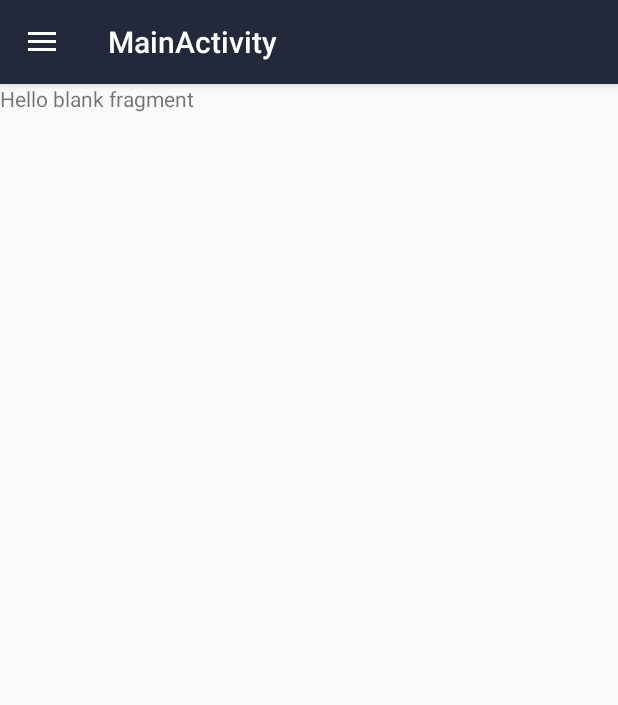
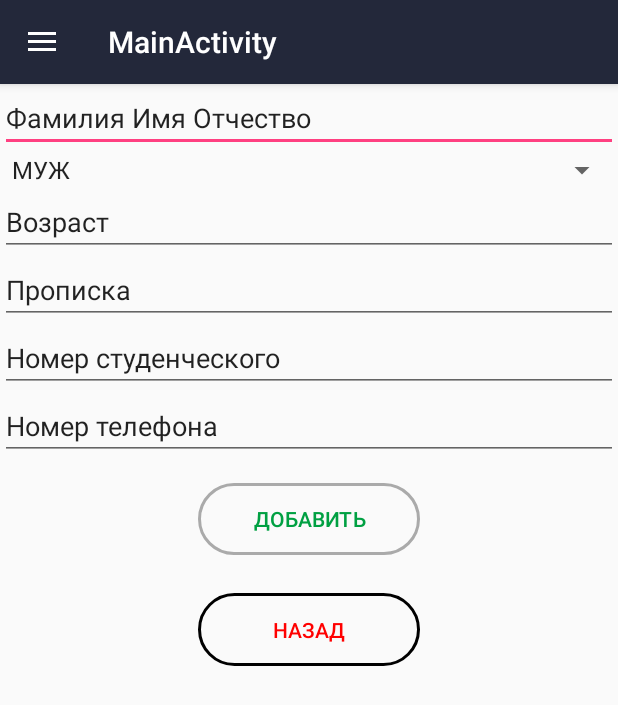
Before and after one commit to Rishat7c/TeacherJournal, an Android app: the fragment frag_add_student placed in its activity, after a tap on "ДОБАВИТЬ", on a phone screen of 412 x 824 dp. Shown: the top 705 px of the screen. Run offline under Robolectric (Android 15) with nearby library versions, the phone set to English and light mode, and no system bars; 2 other taps on this screen came first.

Commit message:
functional in frag_add_student, fix layout frag_add_student.xml and add new column DBHelper table Student

```diff
--- a/app/src/main/java/tj/teacherjournal/DBHelper.java
+++ b/app/src/main/java/tj/teacherjournal/DBHelper.java
@@ -39,6 +39,7 @@ public class DBHelper extends SQLiteOpenHelper {
     public static final String STUD_GROUP = "groupid"; // TODO: Привязка с таблицой из аккаунтов
     public static final String STUD_REGISTRATION = "registration"; // Прописка
     public static final String STUD_NUMBER = "studnumber"; // Номер студенческого билета
+    public static final String STUD_PHONE = "phone"; // Номер студенческого билета
 
     /**
      *  Таблица с предметами
@@ -60,7 +61,7 @@ public class DBHelper extends SQLiteOpenHelper {
 
         db.execSQL("create table " + TABLE_STUDENT + "(" + STUD_ID + " integer primary key," + STUD_NAME + " text," +
                 STUD_GENDER + " text," + STUD_AGE + " text," + STUD_GROUP + " text," +
-                STUD_REGISTRATION + " text," + STUD_NUMBER + " text" + ")");
+                STUD_REGISTRATION + " text," + STUD_NUMBER + " text," + STUD_PHONE + " text" + ")");
 
         db.execSQL("create table " + TABLE_SUBJECT + "(" + SUBJECT_ID + " integer primary key," + SUBJECT_NAME + " text," + SUBJECT_TEACHER + " text" +")");
 
@@ -109,6 +110,7 @@ public class DBHelper extends SQLiteOpenHelper {
         values.put(DBHelper.STUD_GROUP, student.getGroupid());
         values.put(DBHelper.STUD_REGISTRATION, student.getRegistration());
         values.put(DBHelper.STUD_NUMBER, student.getStudnumber());
+        values.put(DBHelper.STUD_PHONE, student.getStudnumber());
 
         // Добавление в БД
         db.insert(TABLE_STUDENT, null, values);
@@ -202,7 +204,8 @@ public class DBHelper extends SQLiteOpenHelper {
                 STUD_AGE,
                 STUD_GROUP,
                 STUD_REGISTRATION,
-                STUD_NUMBER
+                STUD_NUMBER,
+                STUD_PHONE
         };
         // сортировка
         String sortOrder =
@@ -237,6 +240,7 @@ public class DBHelper extends SQLiteOpenHelper {
                 student.setGroupid(cursor.getString(cursor.getColumnIndex(STUD_GROUP)));
                 student.setRegistration(cursor.getString(cursor.getColumnIndex(STUD_REGISTRATION)));
                 student.setStudnumber(cursor.getString(cursor.getColumnIndex(STUD_NUMBER)));
+                student.setPhone(cursor.getString(cursor.getColumnIndex(STUD_PHONE)));
                 // Добавление записи пользователя в список
                 studentList.add(student);
             } while (cursor.moveToNext());
--- a/app/src/main/java/tj/teacherjournal/Student.java
+++ b/app/src/main/java/tj/teacherjournal/Student.java
@@ -13,6 +13,7 @@ public class Student {
     private String groupid; // Надо бы сделать здесь конструкцию привязки из User -> groupid
     private String registration;
     private String studnumber;
+    private String phone;
 
     public int getId() {
         return id;
@@ -71,4 +72,12 @@ public class Student {
         this.studnumber = studnumber;
     }
 
+    public String getPhone() {
+        return phone;
+    }
+
+    public void setPhone(String phone) {
+        this.phone = phone;
+    }
+
 }
--- a/app/src/main/java/tj/teacherjournal/fragments/frag_add_student.java
+++ b/app/src/main/java/tj/teacherjournal/fragments/frag_add_student.java
@@ -1,14 +1,24 @@
 package tj.teacherjournal.fragments;
 
+import android.app.FragmentTransaction;
 import android.content.Context;
+import android.content.Intent;
 import android.net.Uri;
 import android.os.Bundle;
 import android.app.Fragment;
 import android.view.LayoutInflater;
 import android.view.View;
 import android.view.ViewGroup;
+import android.widget.Button;
+import android.widget.EditText;
+import android.widget.Spinner;
+import android.widget.Toast;
 
+import tj.teacherjournal.AuthActivity;
+import tj.teacherjournal.DBHelper;
 import tj.teacherjournal.R;
+import tj.teacherjournal.RegActivity;
+import tj.teacherjournal.Student;
 
 /**
  * A simple {@link Fragment} subclass.
@@ -18,7 +28,7 @@ import tj.teacherjournal.R;
  * Use the {@link frag_add_student#newInstance} factory method to
  * create an instance of this fragment.
  */
-public class frag_add_student extends Fragment {
+public class frag_add_student extends Fragment implements View.OnClickListener {
     // TODO: Rename parameter arguments, choose names that match
     // the fragment initialization parameters, e.g. ARG_ITEM_NUMBER
     private static final String ARG_PARAM1 = "param1";
@@ -29,6 +39,14 @@ public class frag_add_student extends Fragment {
     private String mParam2;
 
     private OnFragmentInteractionListener mListener;
+
+    private EditText Name, Age, Registration, Studnumber, Phone;
+    private Spinner Gander;
+    private Button Add, Back;
+    private DBHelper dbHelper;
+    private Student student;
+
+    FragmentListStud fragmentListStud;
 
     public frag_add_student() {
         // Required empty public constructor
@@ -64,8 +82,28 @@ public class frag_add_student extends Fragment {
     @Override
     public View onCreateView(LayoutInflater inflater, ViewGroup container,
                              Bundle savedInstanceState) {
-        // Inflate the layout for this fragment
-        return inflater.inflate(R.layout.frag_add_student, container, false);
+
+        View v = inflater.inflate(R.layout.frag_add_student, container, false);
+
+        Name = (EditText) v.findViewById(R.id.Name);
+        Gander = (Spinner) v.findViewById(R.id.Gander); // Инициализация пола
+        Age = (EditText) v.findViewById(R.id.Age);
+        Registration = (EditText) v.findViewById(R.id.Registration);
+        Studnumber = (EditText) v.findViewById(R.id.Studnumber);
+        Phone = (EditText) v.findViewById(R.id.Phone);
+
+        Add = (Button) v.findViewById(R.id.Add); // Добавить нового пользователя
+        Add.setOnClickListener(this);
+        Back = (Button) v.findViewById(R.id.Back); // Вернуться к списку студентов
+        Back.setOnClickListener(this);
+
+        fragmentListStud = new FragmentListStud();
+
+        dbHelper = new DBHelper(getActivity());
+
+        student = new Student();
+
+        return v;
     }
 
     // TODO: Rename method, update argument and hook method into UI event
@@ -75,21 +113,64 @@ public class frag_add_student extends Fragment {
         }
     }
 
-//    @Override
-//    public void onAttach(Context context) {
-//        super.onAttach(context);
-//        if (context instanceof OnFragmentInteractionListener) {
-//            mListener = (OnFragmentInteractionListener) context;
-//        } else {
-//            throw new RuntimeException(context.toString()
-//                    + " must implement OnFragmentInteractionListener");
-//        }
-//    }
-
     @Override
     public void onDetach() {
         super.onDetach();
         mListener = null;
+    }
+
+    @Override
+    public void onClick(View view) {
+        switch (view.getId()) {
+            case R.id.Add:
+                PostDataInBd();
+                break;
+            case R.id.Back:
+
+                FragmentTransaction fragmentTransaction = getFragmentManager().beginTransaction();
+                fragmentTransaction.replace(R.id.container, fragmentListStud);
+                fragmentTransaction.addToBackStack(null);
+                fragmentTransaction.commit();
+
+                Toast.makeText(getActivity(), "Хуя ебано мы вернулись нахад!", Toast.LENGTH_SHORT).show();
+                break;
+        }
+    }
+
+    private void PostDataInBd() {
+        String name = Name.getText().toString();
+        String gander = Gander.getSelectedItem().toString();
+        String age = Age.getText().toString();
+        String registration = Registration.getText().toString();
+        String studnumber = Studnumber.getText().toString();
+        String phone = Phone.getText().toString();
+
+        // Проверка на заполнение всех четырех полей
+        if(name.length() != 0 && gander.length() != 0 && age.length() != 0 && registration.length() != 0 && studnumber.length() != 0 && phone.length() != 0) {
+            if (!dbHelper.checkUser(studnumber.trim())) {
+
+                student.setName(name.trim());
+                student.setGender(gander.trim());
+                student.setAge(age.trim());
+                student.setRegistration(registration.trim());
+                student.setStudnumber(studnumber.trim());
+                student.setPhone(phone.trim());
+
+                dbHelper.addStudent(student);
+
+                // Снек-бар, чтобы показать сообщение об успешном завершении записи
+                Toast.makeText(getActivity(), "Студент успешно был добавлен!", Toast.LENGTH_SHORT).show();
+
+                // Добавить здесь переход на страницу со списком студентов
+
+            } else {
+                // Снек-бар, чтобы показать сообщение об ошибке, запись которого уже существует
+                Toast.makeText(getActivity(), "Студент с таким номер студ/билета уже существует", Toast.LENGTH_SHORT).show();
+            }
+        } else {
+            Toast.makeText(getActivity(), "Все поля обязательны для заполнения", Toast.LENGTH_SHORT).show();
+        }
+
     }
 
     /**
--- a/app/src/main/res/layout/frag_add_student.xml
+++ b/app/src/main/res/layout/frag_add_student.xml
@@ -1,13 +1,85 @@
-<FrameLayout xmlns:android="http://schemas.android.com/apk/res/android"
+<LinearLayout xmlns:android="http://schemas.android.com/apk/res/android"
     xmlns:tools="http://schemas.android.com/tools"
     android:layout_width="match_parent"
     android:layout_height="match_parent"
-    tools:context="tj.teacherjournal.fragments.frag_add_student">
+    tools:context="tj.teacherjournal.fragments.frag_add_student"
+    android:orientation="vertical">
 
-    <!-- TODO: Update blank fragment layout -->
-    <TextView
+    <!--<TextView-->
+        <!--android:layout_width="match_parent"-->
+        <!--android:layout_height="match_parent"-->
+        <!--android:text="@string/hello_blank_fragment" />-->
+
+
+    <EditText
+        android:id="@+id/Name"
         android:layout_width="match_parent"
-        android:layout_height="match_parent"
-        android:text="@string/hello_blank_fragment" />
+        android:layout_height="wrap_content"
+        android:ems="10"
+        android:inputType="textPersonName"
+        android:text="Фамилия Имя Отчество" />
 
-</FrameLayout>
+    <Spinner
+        android:id="@+id/Gander"
+        android:layout_width="match_parent"
+        android:layout_height="wrap_content"
+        android:entries="@array/gander"/>
+
+    <EditText
+        android:id="@+id/Age"
+        android:layout_width="match_parent"
+        android:layout_height="wrap_content"
+        android:ems="10"
+        android:inputType="number"
+        android:text="Возраст" />
+
+    <EditText
+        android:id="@+id/Registration"
+        android:layout_width="match_parent"
+        android:layout_height="wrap_content"
+        android:ems="10"
+        android:inputType="textPersonName"
+        android:text="Прописка" />
+
+    <EditText
+        android:id="@+id/Studnumber"
+        android:layout_width="match_parent"
+        android:layout_height="wrap_content"
+        android:ems="10"
+        android:inputType="number"
+        android:text="Номер студенческого" />
+
+    <EditText
+        android:id="@+id/Phone"
+        android:layout_width="match_parent"
+        android:layout_height="wrap_content"
+        android:ems="10"
+        android:inputType="phone"
+        android:text="Номер телефона" />
+
+    <LinearLayout
+        android:layout_width="match_parent"
+        android:layout_height="wrap_content"
+        android:layout_marginTop="15dp"
+        android:gravity="center"
+        android:orientation="vertical">
+
+        <Button
+            android:id="@+id/Add"
+            android:layout_width="148dp"
+            android:layout_height="wrap_content"
+            android:background="@drawable/button_link_setting"
+            android:text="Добавить"
+            android:textColor="#00a042" />
+
+        <Button
+            android:layout_marginTop="25dp"
+            android:id="@+id/Back"
+            android:layout_width="148dp"
+            android:layout_height="wrap_content"
+            android:text="Назад"
+            android:textColor="#FF0000"
+            android:background="@drawable/button_link_back" />
+    </LinearLayout>
+
+</LinearLayout>
--- a/app/src/main/res/values/strings.xml
+++ b/app/src/main/res/values/strings.xml
@@ -19,4 +19,10 @@
     <string name="hint_name">Name</string>
     <string name="hint_email">Email</string>
     <string name="hint_password">Password</string>
+
+    <string-array name="gander">
+        <item>МУЖ</item>
+        <item>ЖЕН</item>
+    </string-array>
+
 </resources>
```
